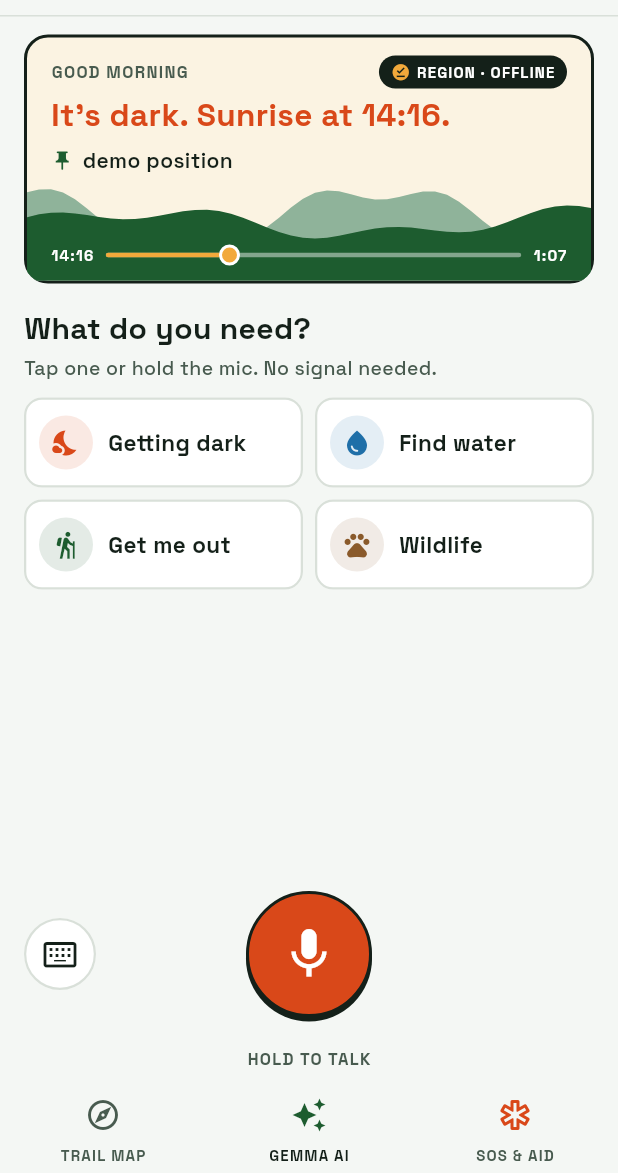
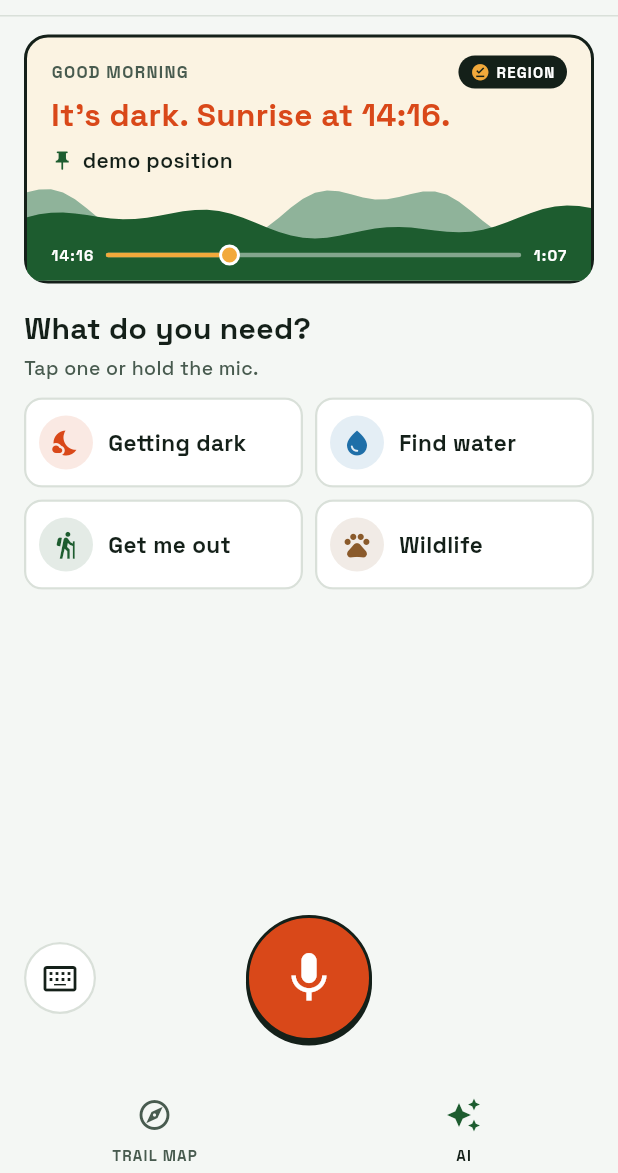
Before and after one commit to KulkarniAnirudh26/gemini-hackathon-survival-app, a Flutter app: the screen it shows after launch, on a phone screen of 412 x 824 dp, the part 63-1236 px from its top. Run offline on Flutter 3.47's test engine with Material 3 defaults, Android fonts, the phone set to English and light mode, and no system bars; our stand-ins replace battery_plus, flutter_map, geolocator, latlong2.

Commit message:
Trim the home screen for the demo
- Rename the "Gemma AI" tab to "AI"
- Hide the SOS & Aid tab (emergency answers in chat still open the takeover)
- Region badge shows just the region name
- Drop "No signal needed." and the idle "HOLD TO TALK" caption

Co-Authored-By: Claude Opus 5.5 <noreply@anthropic.com>

```diff
--- a/lib/main.dart
+++ b/lib/main.dart
@@ -5,7 +5,6 @@ import 'package:flutter/material.dart';
 import 'ai/assistant.dart';
 import 'ai/situation.dart';
 import 'location/location_service.dart';
-import 'ui/guide_screen.dart';
 import 'ui/here_card.dart';
 import 'ui/home_screen.dart';
 import 'ui/map_screen.dart';
@@ -67,7 +66,7 @@ class _ShellState extends State<Shell> with WidgetsBindingObserver {
       // the map is only built while visible (battery: no rendering in the background)
       if (_tab == 0) MapScreen(assistant: widget.assistant, location: widget.location) else const SizedBox(),
       HomeScreen(assistant: widget.assistant, location: widget.location),
-      GuideScreen(assistant: widget.assistant),
+      // SOS & Aid tab (GuideScreen) hidden for the demo; emergency answers in chat still open the takeover
     ];
     return Scaffold(
       body: SafeArea(
@@ -103,12 +102,7 @@ class _ShellState extends State<Shell> with WidgetsBindingObserver {
                 NavigationDestination(
                   icon: Icon(Icons.auto_awesome_outlined, color: kInkMuted),
                   selectedIcon: Icon(Icons.auto_awesome, color: kMoss),
-                  label: 'GEMMA AI',
-                ),
-                NavigationDestination(
-                  icon: Icon(Icons.emergency_outlined, color: kClay),
-                  selectedIcon: Icon(Icons.emergency, color: kClay),
-                  label: 'SOS & AID',
+                  label: 'AI',
                 ),
               ],
             ),
--- a/lib/ui/here_card.dart
+++ b/lib/ui/here_card.dart
@@ -170,7 +170,7 @@ class _RegionBadge extends StatelessWidget {
       children: [
         const Icon(Icons.offline_pin, size: 13, color: kSun),
         const SizedBox(width: 4),
-        Text('${(region ?? 'Region').toUpperCase()} · OFFLINE', style: label(kCard, size: 10)),
+        Text((region ?? 'Region').toUpperCase(), style: label(kCard, size: 10)),
       ],
     ),
   );
--- a/lib/ui/home_screen.dart
+++ b/lib/ui/home_screen.dart
@@ -143,7 +143,7 @@ class _Welcome extends StatelessWidget {
         const Text('What do you need?', style: TextStyle(fontSize: 20, fontWeight: FontWeight.w700)),
         const SizedBox(height: 2),
         Text(
-          loading ? a.status : 'Tap one or hold the mic. No signal needed.',
+          loading ? a.status : 'Tap one or hold the mic.',
           style: const TextStyle(color: kInkMuted, fontSize: 13),
         ),
         const SizedBox(height: 10),
@@ -351,7 +351,7 @@ class _VoiceBar extends StatelessWidget {
     final caption = switch (a.phase) {
       Phase.loading => 'GETTING READY…',
       Phase.listening => 'LISTENING… RELEASE TO ASK',
-      Phase.ready => 'HOLD TO TALK',
+      Phase.ready => '',
       _ => a.status.toUpperCase(),
     };
     return Padding(
@@ -378,7 +378,7 @@ class _VoiceBar extends StatelessWidget {
               : const SizedBox(width: 48),
         ]),
         const SizedBox(height: 6),
-        Text(caption, style: label(listening ? kClay : kInkMuted, size: 11), maxLines: 1, overflow: TextOverflow.ellipsis),
+        if (caption.isNotEmpty) Text(caption, style: label(listening ? kClay : kInkMuted, size: 11), maxLines: 1, overflow: TextOverflow.ellipsis),
       ]),
     );
   }
```
